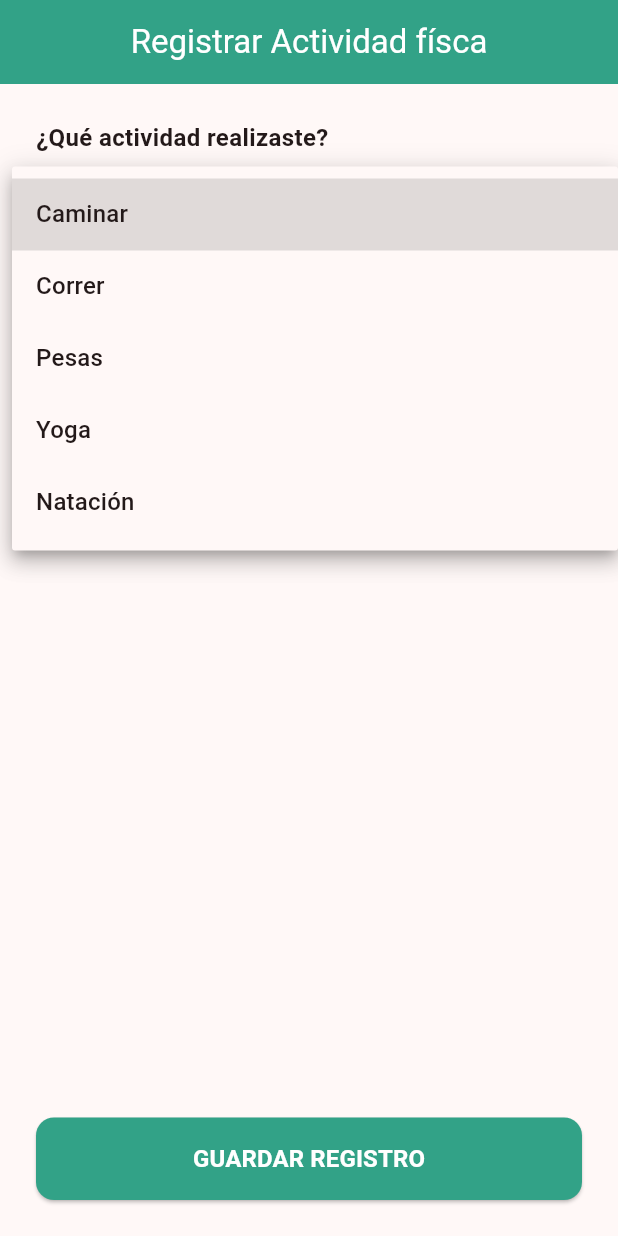
After one commit to FelipeVelandia/HealthUp, a Flutter app: the ExerciseRegistrationPage screen opened by its route, after a tap on "Selecciona una actividad", on a phone screen of 412 x 824 dp. The commit adds this screen. Run offline on Flutter 3.47's test engine with Material 3 defaults, Android fonts, the phone set to English and light mode, and no system bars; our stand-ins replace cloud_firestore, firebase_auth, firebase_core, flutter_svg, font_awesome_flutter, go_router; accounts and stored records are empty.

Commit message:
Pantalla de registro de ejercicio y botón en el home para dicha pantalla

```diff
--- a/lib/routes.dart
+++ b/lib/routes.dart
@@ -1,5 +1,6 @@
 import "package:flutter/material.dart";
 import "package:go_router/go_router.dart";
+import "package:nutrialg_life/screens/exercise_registration/exercise_registration_page.dart";
 import "package:nutrialg_life/screens/screens.dart";
 import "package:nutrialg_life/services/database_service.dart";
 import "package:provider/provider.dart";
@@ -80,6 +81,10 @@ GoRouter getRouter(BuildContext context) {
         path: '/food-registration',
         builder: (context, state) => const FoodRegistrationScreen(),
       ),
+      GoRoute(
+        path: '/exercise-registration',
+        builder: (context, state) => const ExerciseRegistrationPage(),
+      ),
     ],
     redirect: (context, state) {
       // Obtén el estado de autenticación
--- /dev/null
+++ b/lib/screens/exercise_registration/exercise_registration_page.dart
@@ -0,0 +1,157 @@
+import 'package:flutter/material.dart';
+import 'package:font_awesome_flutter/font_awesome_flutter.dart';
+import 'package:go_router/go_router.dart';
+
+class ExerciseRegistrationPage extends StatefulWidget {
+  const ExerciseRegistrationPage({super.key});
+
+  @override
+  State<ExerciseRegistrationPage> createState() => _ExerciseRegistrationPageState();
+}
+
+class _ExerciseRegistrationPageState extends State<ExerciseRegistrationPage> {
+  // 1. Iniciamos en null para que aparezca el "Hint" (Selecciona actividad)
+  String? selectedActivity;
+  final TextEditingController _durationController = TextEditingController();
+
+  // Lógica de puntos basada en tu diagrama
+  int _calcularPuntos(String actividad, int minutos) {
+    double factor = 0;
+    switch (actividad) {
+      case 'Yoga': factor = 0.5; break;
+      case 'Caminar': factor = 0.8; break;
+      case 'Pesas': factor = 1.2; break;
+      case 'Correr': factor = 2.0; break;
+      case 'Natación': factor = 2.0; break;
+      default: factor = 0.5;
+    }
+    return (minutos * factor).toInt();
+  }
+
+  void _procesarRegistro() {
+    // Validación de Actividad
+    if (selectedActivity == null) {
+      ScaffoldMessenger.of(context).showSnackBar(
+        const SnackBar(content: Text("⚠️ Por favor, selecciona una actividad")),
+      );
+      return;
+    }
+
+    // Validación de Minutos
+    int? minutos = int.tryParse(_durationController.text);
+    if (minutos == null || minutos <= 0) {
+      ScaffoldMessenger.of(context).showSnackBar(
+        const SnackBar(content: Text("⚠️ Ingresa un tiempo válido en minutos")),
+      );
+      return;
+    }
+
+    // Si todo está bien, calculamos
+    int puntosGanados = _calcularPuntos(selectedActivity!, minutos);
+    bool ganoInsignia = puntosGanados >= 50; // Condición del rombo
+
+    // Mostrar resultado al usuario (Feedback del sistema)
+    showDialog(
+      context: context,
+      builder: (context) => AlertDialog(
+        shape: RoundedRectangleBorder(borderRadius: BorderRadius.circular(15)),
+        title: Text(ganoInsignia ? "¡Insignia Desbloqueada! 🏆" : "¡Buen trabajo!"),
+        content: Text("Has registrado $selectedActivity por $minutos min.\n\n¡Ganaste $puntosGanados puntos!"),
+        actions: [
+          TextButton(
+            onPressed: () {
+              context.pop(); // Cierra el diálogo
+              context.pop(); // Regresa a la pantalla anterior
+            },
+            child: const Text("CERRAR"),
+          ),
+        ],
+      ),
+    );
+  }
+
+  @override
+  Widget build(BuildContext context) {
+    // Usamos el verde que mencionamos para estas páginas de acción
+    const Color greenPrimary = Color(0xFF32A287);
+
+    return Scaffold(
+      appBar: AppBar(
+        title: const Text("Registrar Actividad físca"),
+        backgroundColor: greenPrimary,
+        foregroundColor: Colors.white,
+        centerTitle: true,
+      ),
+      body: Padding(
+        padding: const EdgeInsets.all(24.0),
+        child: Column(
+          crossAxisAlignment: CrossAxisAlignment.start,
+          children: [
+            const Text(
+              "¿Qué actividad realizaste?",
+              style: TextStyle(fontSize: 16, fontWeight: FontWeight.bold),
+            ),
+            const SizedBox(height: 12),
+
+            // DROPDOWN CON HINT
+            DropdownButtonFormField<String>(
+              value: selectedActivity,
+              hint: const Text("Selecciona una actividad"),
+              decoration: const InputDecoration(
+                border: OutlineInputBorder(),
+                prefixIcon: Icon(FontAwesomeIcons.personRunning, size: 18),
+              ),
+              items: ['Caminar', 'Correr', 'Pesas', 'Yoga', 'Natación']
+                  .map((e) => DropdownMenuItem(value: e, child: Text(e)))
+                  .toList(),
+              onChanged: (val) => setState(() => selectedActivity = val),
+            ),
+
+            const SizedBox(height: 30),
+
+            const Text(
+              "¿Cuánto tiempo? (minutos)",
+              style: TextStyle(fontSize: 16, fontWeight: FontWeight.bold),
+            ),
+            const SizedBox(height: 12),
+
+            TextField(
+              controller: _durationController,
+              keyboardType: TextInputType.number,
+              decoration: const InputDecoration(
+                hintText: "Ej: 30",
+                border: OutlineInputBorder(),
+                prefixIcon: Icon(FontAwesomeIcons.clock, size: 18),
+              ),
+            ),
+
+            const Spacer(),
+
+            // BOTÓN DE GUARDAR
+            SizedBox(
+              width: double.infinity,
+              height: 55,
+              child: ElevatedButton(
+                style: ElevatedButton.styleFrom(
+                  backgroundColor: greenPrimary,
+                  shape: RoundedRectangleBorder(
+                    borderRadius: BorderRadius.circular(12),
+                  ),
+                ),
+                onPressed: _procesarRegistro,
+                child: const Text(
+                  "GUARDAR REGISTRO",
+                  style: TextStyle(
+                    color: Colors.white,
+                    fontWeight: FontWeight.bold,
+                    fontSize: 16,
+                  ),
+                ),
+              ),
+            ),
+          ],
+        ),
+      ),
+    );
+  }
+}
--- a/lib/screens/home/home_page.dart
+++ b/lib/screens/home/home_page.dart
@@ -25,6 +25,8 @@ class HomePage extends StatelessWidget {
             ? "Menú para hoy"
             : GoRouterState.of(context).uri.toString() == "/genomics"
                 ? "Mi perfil genético"
+                : GoRouterState.of(context).uri.toString() == "/exercise-registration"
+                ? "Registrar Actividad Física"
                 : "Exámenes faltantes"),
         foregroundColor: scheme.primary,
         centerTitle: true,
@@ -87,6 +89,13 @@ class HomePage extends StatelessWidget {
                   FontAwesomeIcons.clipboardQuestion,
                   size: 20,
                 )),
+            const SizedBox(width: 12),
+            IconButton(
+                onPressed: () => changePath(context, "/exercise-registration"),
+                icon: const Icon(
+                  FontAwesomeIcons.personRunning,
+                  size: 20,
+                )),
           ],
         ),
       ),
```
